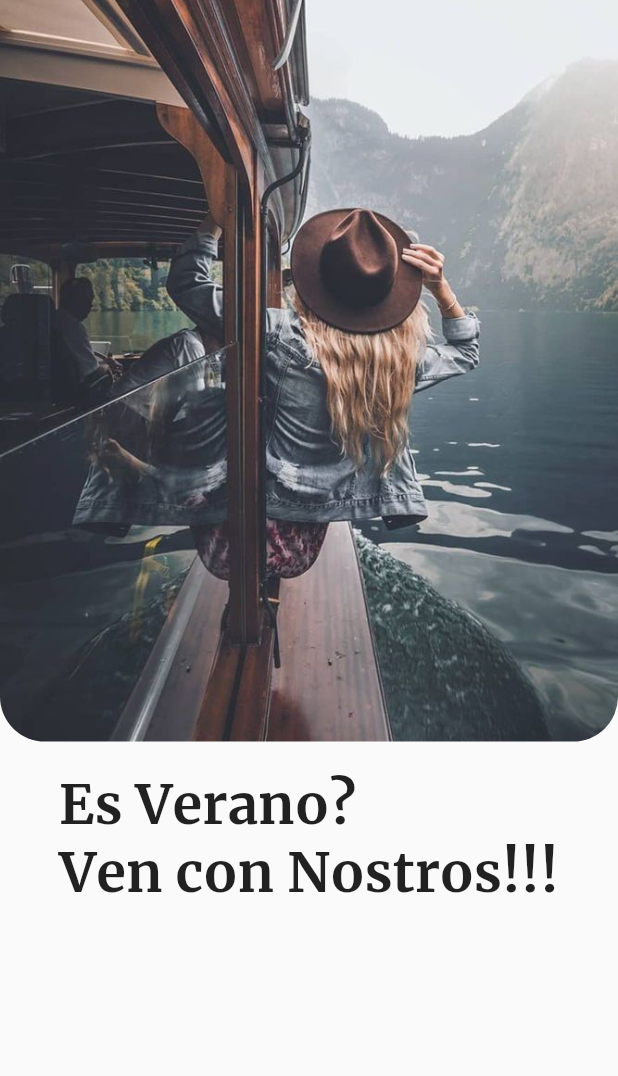
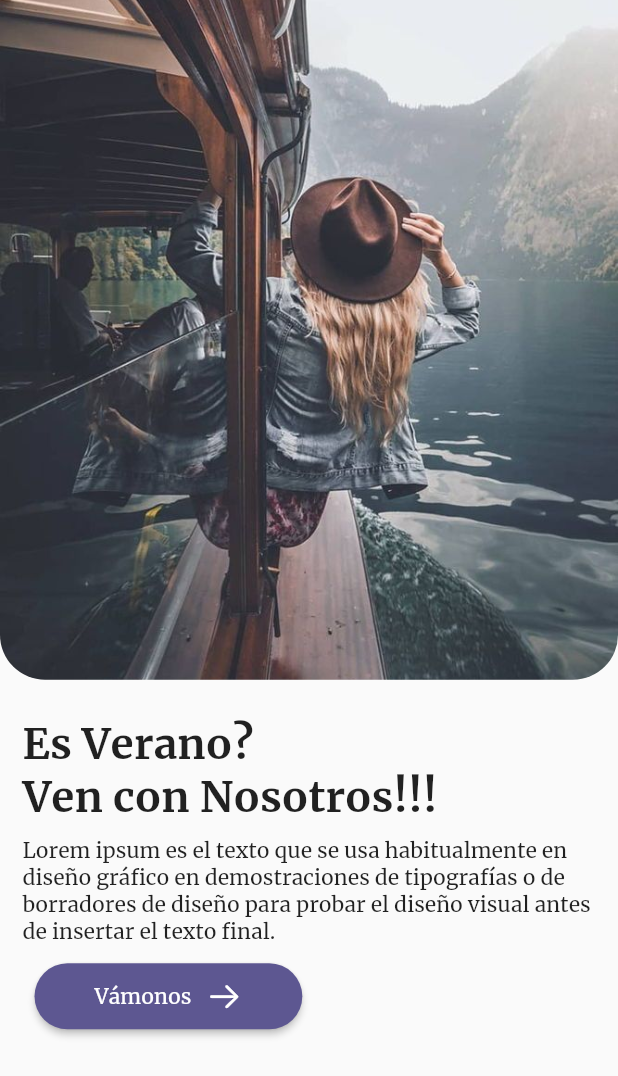
Before and after one commit to GuillermoPerez32/fortour, a Flutter app: the screen it shows after launch, on a phone screen of 412 x 824 dp. Shown: the top 1076 px of the screen. Run offline on Flutter 3.47's test engine with Material 2 defaults, Android fonts, the phone set to English and light mode, and no system bars; our stand-ins replace firebase_core; accounts and stored records are empty.

Commit message:
Feat: Welcome page finished

```diff
--- a/lib/src/ui/pages/welcome.dart
+++ b/lib/src/ui/pages/welcome.dart
@@ -1,4 +1,6 @@
+import 'package:flutter/cupertino.dart';
 import 'package:flutter/material.dart';
+import 'package:fortour/src/ui/pages/home.dart';
 
 class WelcomePage extends StatelessWidget {
   const WelcomePage({super.key});
@@ -12,7 +14,7 @@ class WelcomePage extends StatelessWidget {
       body: Column(
         children: [
           Container(
-            height: size.height * .6,
+            height: size.height * .55,
             decoration: const BoxDecoration(
               borderRadius: BorderRadius.vertical(
                 bottom: Radius.circular(30),
@@ -26,31 +28,57 @@ class WelcomePage extends StatelessWidget {
             ),
           ),
           Padding(
-            padding: const EdgeInsets.all(20.0),
+            padding: const EdgeInsets.symmetric(vertical: 25, horizontal: 15),
             child: Column(
-              mainAxisAlignment: MainAxisAlignment.start,
+              mainAxisSize: MainAxisSize.max,
+              mainAxisAlignment: MainAxisAlignment.spaceBetween,
               crossAxisAlignment: CrossAxisAlignment.start,
-              children: const [
-                Text(
-                  'Es Verano?\nVen con Nostros!!!',
+              children: [
+                const Text(
+                  'Es Verano?\nVen con Nosotros!!!',
                   textAlign: TextAlign.start,
                   style: TextStyle(
                     fontWeight: FontWeight.bold,
-                    fontSize: 36,
+                    fontSize: 28,
                   ),
                 ),
+                const SizedBox(height: 10),
+                const Text(
+                  'Lorem ipsum es el texto que se usa habitualmente en diseño gráfico en demostraciones de tipografías o de borradores de diseño para probar el diseño visual antes de insertar el texto final.',
+                  textAlign: TextAlign.start,
+                ),
+                const SizedBox(height: 10),
+                Padding(
+                  padding: const EdgeInsets.only(left: 8.0),
+                  child: ElevatedButton(
+                    onPressed: () =>
+                        Navigator.of(context).popAndPushNamed(HomePage.name),
+                    clipBehavior: Clip.antiAliasWithSaveLayer,
+                    style: ElevatedButton.styleFrom(
+                      padding: const EdgeInsets.symmetric(
+                        horizontal: 40,
+                        vertical: 10,
+                      ),
+                      shape: RoundedRectangleBorder(
+                        borderRadius: BorderRadius.circular(50),
+                      ),
+                    ),
+                    child: Row(
+                      mainAxisSize: MainAxisSize.min,
+                      mainAxisAlignment: MainAxisAlignment.spaceBetween,
+                      children: const [
+                        Text('Vámonos'),
+                        SizedBox(width: 10),
+                        Icon(CupertinoIcons.arrow_right),
+                      ],
+                    ),
+                  ),
+                )
               ],
             ),
           ),
         ],
       ),
-      // body: Center(
-      //   child: MaterialButton(
-      //     onPressed: () => Navigator.of(context).popAndPushNamed(HomePage.name),
-      //     color: Theme.of(context).primaryColor,
-      //     child: const Text('Home'),
-      //   ),
-      // ),
     );
   }
 }
```
